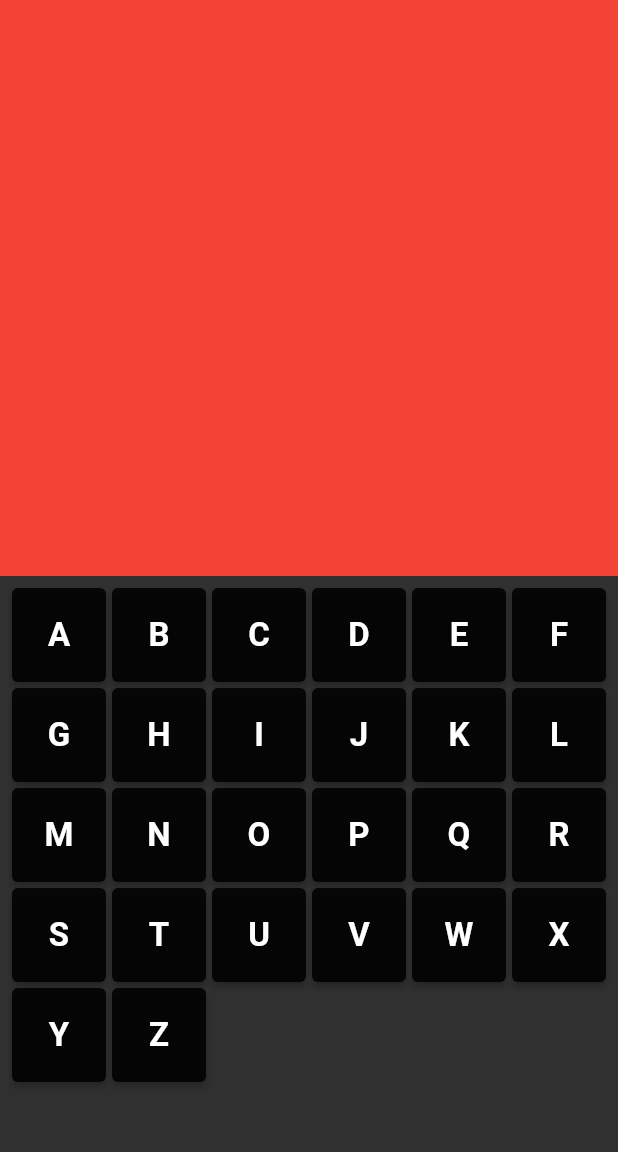
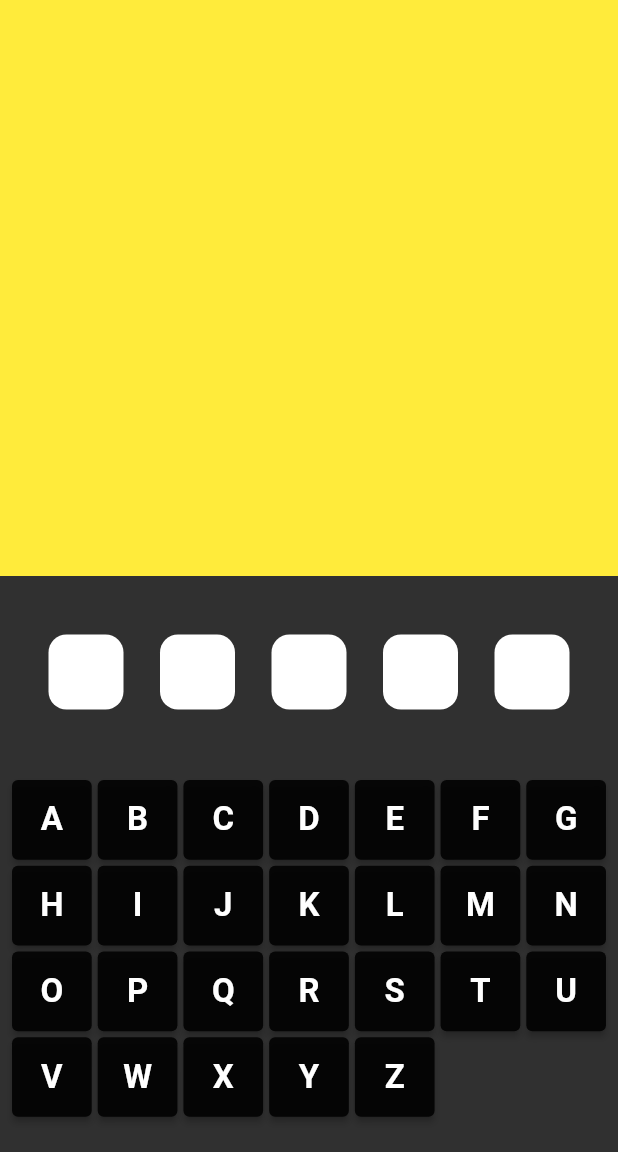
Before and after one commit to KABITATHUYAJU98/flutter_hangman, a Flutter app: the screen it shows after launch, on a phone screen of 412 x 824 dp, the part 84-1236 px from its top. Run offline on Flutter 3.47's test engine with Material 2 defaults, Android fonts, the light colour scheme and no system bars.

Commit message:
'change's

```diff
--- a/lib/game_screen.dart
+++ b/lib/game_screen.dart
@@ -1,5 +1,5 @@
 import 'package:flutter/material.dart';
-import 'package:flutter_hangman/const/const.dart';
+import 'package:flutter_hangman/games/hidden_letters.dart';
 
 class GameScreen extends StatefulWidget {
   const GameScreen({super.key});
@@ -10,6 +10,8 @@ class GameScreen extends StatefulWidget {
 
 class _GameScreenState extends State<GameScreen> {
   var characters = "abcdefghijklmnopqrstuvwxyz".toUpperCase();
+  var word = "baaba".toUpperCase();
+  List<String> selectedChar = [];
 
   @override
   Widget build(BuildContext context) {
@@ -23,17 +25,40 @@ class _GameScreenState extends State<GameScreen> {
       body: Column(children: [
         //show hangman
         Expanded(
+            flex: 4,
+            child: Column(
+              // color: Colors.red,
+              children: [
+                Expanded(
+                  flex: 3,
+                  child: Container(color: Colors.yellow),
+                ),
+                Expanded(
                   child: Container(
-          color: Colors.red,
+                      //showing letters
+                      padding: const EdgeInsets.all(8.0),
+                      child: Row(
+                          mainAxisAlignment: MainAxisAlignment.spaceEvenly,
+                          children: word
+                              .split("")
+                              .map((e) => hiddenLetter(
+                                  e, !selectedChar.contains(e.toUpperCase())))
+                              .toList())
+                      // color: Colors.green
+                      ),
+                )
+              ],
             )),
 
         //Show keyboard
         Expanded(
+            flex: 2,
             child: Container(
               padding: const EdgeInsets.all(8.0),
               child: GridView.count(
-              physics: const NeverScrollableScrollPhysics(), //scroller audaina
-              crossAxisCount: 6,
+                  physics:
+                      const NeverScrollableScrollPhysics(), //scroller audaina
+                  crossAxisCount: 7,
                   crossAxisSpacing: 4,
                   mainAxisSpacing: 4,
                   children: characters.split("").map((e) {
--- /dev/null
+++ b/lib/games/hidden_letters.dart
@@ -0,0 +1,21 @@
+import 'package:flutter/material.dart';
+import 'package:flutter_hangman/const/const.dart';
+
+Widget hiddenLetter(String char, bool visibile) {
+  return Container(
+    width: 50,
+    height: 50,
+    alignment: Alignment.center,
+    decoration: BoxDecoration(
+        borderRadius: BorderRadius.circular(12.0), color: Colors.white),
+    child: Visibility(
+        visible: !visibile,
+        child: Text(
+          char,
+          style: const TextStyle(
+              fontWeight: FontWeight.bold,
+              fontSize: 22,
+              color: AppColors.bgColor),
+        )),
+  );
+}
```
Also changed, not shown: lib/games/figure_widget.dart (added). Lines whose indentation alone changed are shown as unchanged.
